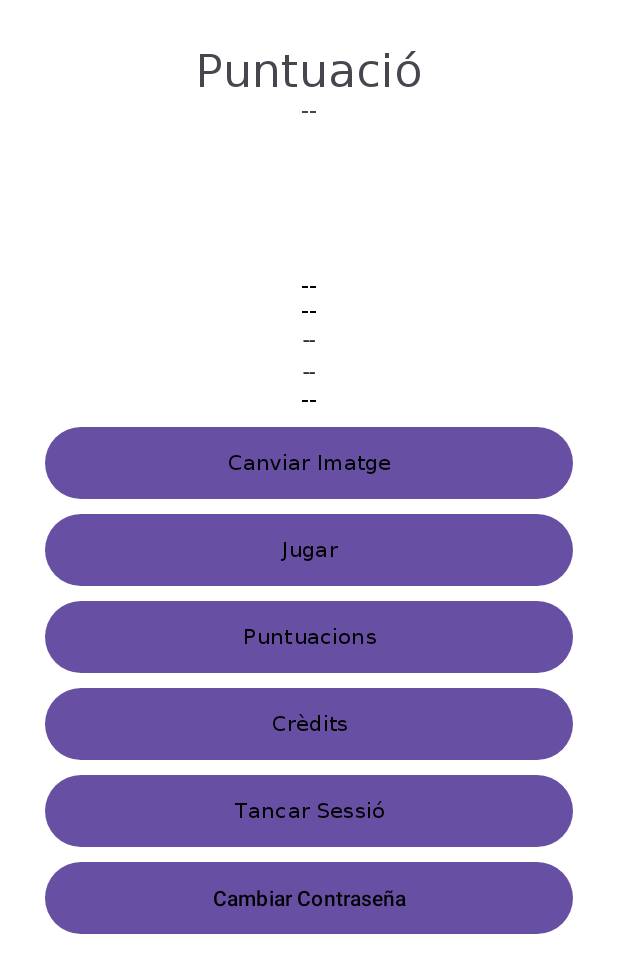
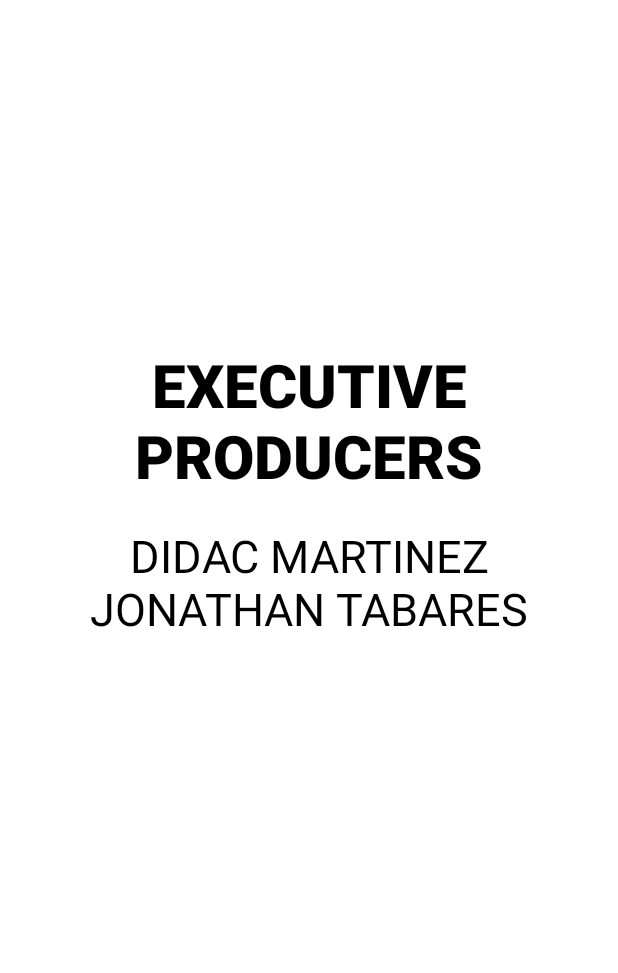
Before and after one commit to SlenderTwo/M8_Projecte_F1_Didac_Jonathan, an Android app: the screen it shows after launch once a user with an empty profile is signed in (Menu before the commit, credits after it), after a tap on "Crèdits", on a phone screen of 412 x 824 dp. Shown: the top 973 px of the screen. Run offline under Robolectric (Android 15) with nearby library versions, the phone set to English and light mode, and no system bars; our stand-ins replace Firebase (no records; nobody signed in at launch, a user with empty details on screens opened directly), Picasso; pictures from the network do not load.

Commit message:
Creditos añadidos

```diff
--- a/app/build.gradle.kts
+++ b/app/build.gradle.kts
@@ -33,6 +33,9 @@ android {
     kotlinOptions {
         jvmTarget = "1.8"
     }
+    buildFeatures {
+        viewBinding = true
+    }
 }
 
 dependencies {
@@ -43,6 +46,8 @@ dependencies {
     implementation("androidx.constraintlayout:constraintlayout:2.1.4")
     implementation("com.google.firebase:firebase-database-ktx:20.3.0")
     implementation("com.google.android.libraries.play.games:inputmapping:1.1.0-beta")
+    implementation("androidx.navigation:navigation-fragment-ktx:2.6.0")
+    implementation("androidx.navigation:navigation-ui-ktx:2.6.0")
     testImplementation("junit:junit:4.13.2")
     androidTestImplementation("androidx.test.ext:junit:1.1.5")
     androidTestImplementation("androidx.test.espresso:espresso-core:3.5.1")
--- /dev/null
+++ b/app/src/main/java/com/example/m8_projecte_f1_2/BlankFragment2.kt
@@ -0,0 +1,59 @@
+package com.example.m8_projecte_f1_2
+
+import android.os.Bundle
+import androidx.fragment.app.Fragment
+import android.view.LayoutInflater
+import android.view.View
+import android.view.ViewGroup
+
+// TODO: Rename parameter arguments, choose names that match
+// the fragment initialization parameters, e.g. ARG_ITEM_NUMBER
+private const val ARG_PARAM1 = "param1"
+private const val ARG_PARAM2 = "param2"
+
+/**
+ * A simple [Fragment] subclass.
+ * Use the [BlankFragment2.newInstance] factory method to
+ * create an instance of this fragment.
+ */
+class BlankFragment2 : Fragment() {
+    // TODO: Rename and change types of parameters
+    private var param1: String? = null
+    private var param2: String? = null
+
+    override fun onCreate(savedInstanceState: Bundle?) {
+        super.onCreate(savedInstanceState)
+        arguments?.let {
+            param1 = it.getString(ARG_PARAM1)
+            param2 = it.getString(ARG_PARAM2)
+        }
+    }
+
+    override fun onCreateView(
+        inflater: LayoutInflater, container: ViewGroup?,
+        savedInstanceState: Bundle?
+    ): View? {
+        // Inflate the layout for this fragment
+        return inflater.inflate(R.layout.fragment_blank2, container, false)
+    }
+
+    companion object {
+        /**
+         * Use this factory method to create a new instance of
+         * this fragment using the provided parameters.
+         *
+         * @param param1 Parameter 1.
+         * @param param2 Parameter 2.
+         * @return A new instance of fragment BlankFragment2.
+         */
+        // TODO: Rename and change types and number of parameters
+        @JvmStatic
+        fun newInstance(param1: String, param2: String) =
+            BlankFragment2().apply {
+                arguments = Bundle().apply {
+                    putString(ARG_PARAM1, param1)
+                    putString(ARG_PARAM2, param2)
+                }
+            }
+    }
+}
--- a/app/src/main/java/com/example/m8_projecte_f1_2/Menu.kt
+++ b/app/src/main/java/com/example/m8_projecte_f1_2/Menu.kt
@@ -6,7 +6,6 @@ import android.content.Intent
 import android.content.pm.PackageManager
 import android.graphics.Bitmap
 import android.graphics.Typeface
-import android.graphics.drawable.BitmapDrawable
 import android.net.Uri
 import androidx.appcompat.app.AppCompatActivity
 import android.os.Bundle
@@ -29,7 +28,6 @@ import com.google.firebase.storage.FirebaseStorage
 import com.google.firebase.storage.StorageReference
 import com.squareup.picasso.Picasso
 import java.io.ByteArrayOutputStream
-import android.graphics.BitmapFactory
 import android.provider.MediaStore
 
 
@@ -129,6 +127,11 @@ class Menu : AppCompatActivity() {
         //fem el mateix amb el text dels botons
         tancarSessio.setTypeface(tf)
         CreditsBtn.setTypeface(tf)
+        CreditsBtn.setOnClickListener{
+            val intent = Intent(this, credits::class.java)
+            intent.putExtra("Credits",3)
+            startActivity(intent)
+        }
         PuntuacionsBtn.setTypeface(tf)
         jugarBtn.setTypeface(tf)
 
@@ -233,7 +236,7 @@ class Menu : AppCompatActivity() {
                         try {
                             Picasso.get().load(imatge).into(imatgePerfil);
                         } catch (e: Exception) {
-                            Picasso.get().load(R.drawable.carlos).into(imatgePerfil)
+                            Picasso.get().load(R.drawable.jugador).into(imatgePerfil)
                         }
 
                     }
--- /dev/null
+++ b/app/src/main/java/com/example/m8_projecte_f1_2/credits.kt
@@ -0,0 +1,61 @@
+package com.example.m8_projecte_f1_2
+
+import androidx.appcompat.app.AppCompatActivity
+import android.os.Bundle
+import androidx.fragment.app.commit
+import java.util.Timer
+import java.util.TimerTask
+
+class credits : AppCompatActivity() {
+
+    var timer= Timer()
+
+    override fun onCreate(savedInstanceState: Bundle?) {
+        super.onCreate(savedInstanceState)
+        setContentView(R.layout.activity_credits)
+        timer.scheduleAtFixedRate(TimeTask(),0L,3000L)
+    }
+    private inner class TimeTask : TimerTask() {
+        private var currentFragmentIndex = 0
+
+        override fun run() {
+            currentFragmentIndex = (currentFragmentIndex + 1) % 5 // Se ajusta para manejar cuatro fragmentos
+
+            runOnUiThread {
+                when (currentFragmentIndex) {
+                    0 -> {
+                        supportFragmentManager.commit {
+                            replace(R.id.container, BlankFragment())
+                            setReorderingAllowed(true)
+                        }
+                    }
+                    1 -> {
+                        supportFragmentManager.commit {
+                            replace(R.id.container, BlankFragment2())
+                            setReorderingAllowed(true)
+                        }
+                    }
+                    2 -> {
+                        supportFragmentManager.commit {
+                            replace(R.id.container, BlankFragment3())
+                            setReorderingAllowed(true)
+                        }
+                    }
+                    3 -> {
+                        supportFragmentManager.commit {
+                            replace(R.id.container, BlankFragment4())
+                            setReorderingAllowed(true)
+                        }
+                    }
+                    4 -> {
+                        supportFragmentManager.commit {
+                            replace(R.id.container, BlankFragment5())
+                            setReorderingAllowed(true)
+                        }
+                    }
+                }
+            }
+        }
+    }
+
+}
--- /dev/null
+++ b/app/src/main/res/layout/activity_credits.xml
@@ -0,0 +1,24 @@
+<?xml version="1.0" encoding="utf-8"?>
+<androidx.constraintlayout.widget.ConstraintLayout xmlns:android="http://schemas.android.com/apk/res/android"
+    xmlns:app="http://schemas.android.com/apk/res-auto"
+    xmlns:tools="http://schemas.android.com/tools"
+    android:layout_width="match_parent"
+    android:layout_height="match_parent">
+
+
+    <FrameLayout
+        android:id="@+id/container"
+        android:layout_width="match_parent"
+        android:layout_height="match_parent"
+        app:layout_constraintBottom_toBottomOf="parent"
+        app:layout_constraintEnd_toEndOf="parent"
+        app:layout_constraintStart_toStartOf="parent"
+        app:layout_constraintTop_toTopOf="parent">
+
+        <TextView
+            android:id="@+id/textView"
+            android:layout_width="wrap_content"
+            android:layout_height="119dp"
+            android:text="HOLAAAAAAA" />
+    </FrameLayout>
+</androidx.constraintlayout.widget.ConstraintLayout>
--- a/app/src/main/res/layout/activity_registre.xml
+++ b/app/src/main/res/layout/activity_registre.xml
@@ -19,7 +19,7 @@
                 android:layout_width="150dp"
                 android:layout_height="150dp"
                 android:id="@+id/jugador"
-                android:src="@drawable/carlos" />
+                android:src="@drawable/jugador" />
 
             <!-- ENTREM EL MAIL -->
             <EditText
--- /dev/null
+++ b/app/src/main/res/layout/fragment_blank2.xml
@@ -0,0 +1,36 @@
+<?xml version="1.0" encoding="utf-8"?>
+<FrameLayout xmlns:android="http://schemas.android.com/apk/res/android"
+    xmlns:tools="http://schemas.android.com/tools"
+    android:layout_width="match_parent"
+    android:layout_height="match_parent"
+    tools:context=".BlankFragment2"
+    android:id="@+id/container"
+    android:background="#FFFFFF"
+    >
+
+    <!-- TODO: Update blank fragment layout -->
+    <TextView
+        android:id="@+id/containeer"
+        android:layout_width="match_parent"
+        android:layout_height="wrap_content"
+        android:fontFamily="sans-serif-black"
+        android:paddingTop="229dp"
+        android:text="EXECUTIVE PRODUCERS"
+        android:textAlignment="center"
+        android:textColor="#000000"
+        android:textAllCaps="true"
+        android:textAppearance="@style/TextAppearance.AppCompat.Body1"
+        android:textSize="40dp" />
+    <TextView
+        android:id="@+id/containeer2"
+        android:layout_width="match_parent"
+        android:layout_height="wrap_content"
+        android:textColor="#000000"
+        android:paddingTop="350dp"
+        android:text="Didac Martinez       Jonathan Tabares"
+        android:textAlignment="center"
+        android:textAllCaps="true"
+        android:textSize="30dp" />
+
+
+</FrameLayout>
```
Also changed, not shown: app/src/main/AndroidManifest.xml (+8 -0 lines), app/src/main/java/com/example/m8_projecte_f1_2/BlankFragment.kt (added, +59 -0 lines), app/src/main/java/com/example/m8_projecte_f1_2/BlankFragment3.kt (added, +59 -0 lines), app/src/main/java/com/example/m8_projecte_f1_2/BlankFragment4.kt (added, +59 -0 lines), app/src/main/java/com/example/m8_projecte_f1_2/BlankFragment5.kt (added, +59 -0 lines), app/src/main/res/layout/fragment_blank.xml (added, +43 -0 lines), app/src/main/res/layout/fragment_blank3.xml (added, +34 -0 lines), app/src/main/res/layout/fragment_blank4.xml (added, +35 -0 lines), app/src/main/res/layout/fragment_blank5.xml (added, +33 -0 lines), app/src/main/res/values/strings.xml (+45 -0 lines), app/src/main/res/drawable/jugador.png (renamed from app/src/main/res/drawable/carlos.png), app/src/main/res/drawable/logocastellet.jpg (added).
